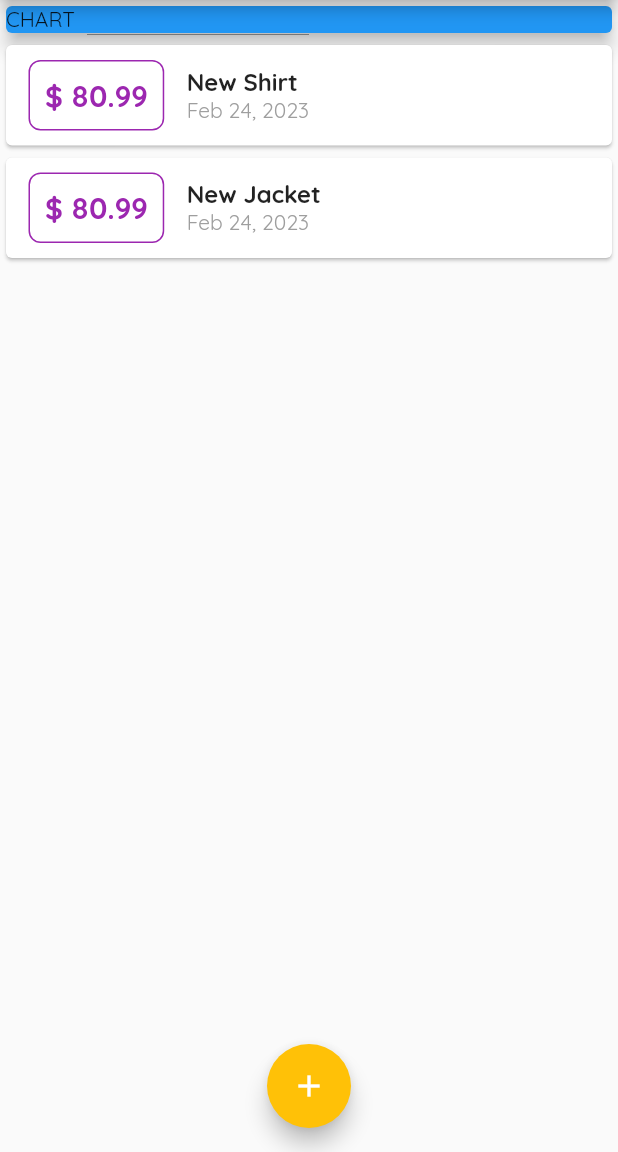
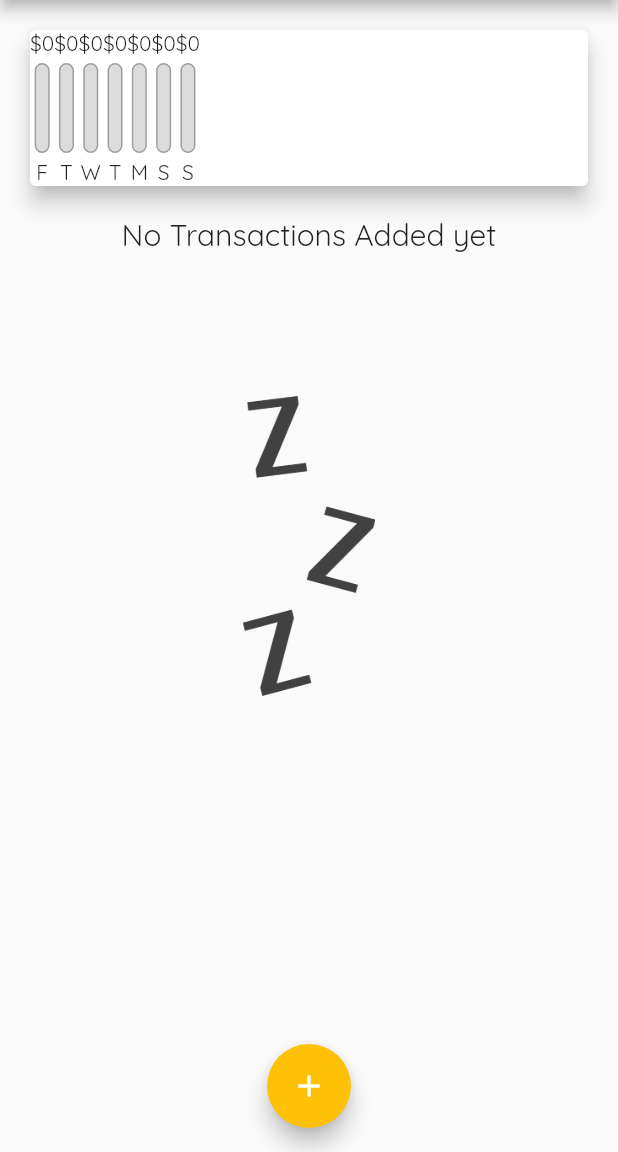
Before and after one commit to aritroo/expense_manager, a Flutter app: the screen it shows after launch, on a phone screen of 412 x 824 dp, the part 84-1236 px from its top. Run offline on Flutter 3.47's test engine with Material 2 defaults, Android fonts, the phone set to English and light mode, and no system bars.

Commit message:
added chart

```diff
--- a/lib/home.dart
+++ b/lib/home.dart
@@ -1,3 +1,4 @@
+import 'package:expense_manager/widgets/chart.dart';
 import 'package:expense_manager/widgets/new_transaction.dart';
 import './models/transaction.dart';
 import 'package:flutter/material.dart';
@@ -10,19 +11,29 @@ class MyHomePage extends StatefulWidget {
 
 class _MyHomePageState extends State<MyHomePage> {
   final List<Transaction> _userTransactions = [
-    Transaction(
-      id: 't1',
-      title: 'New Shirt',
-      amount: 80.99,
-      date: DateTime.now(),
-    ),
-    Transaction(
-      id: 't2',
-      title: 'New Jacket',
-      amount: 80.99,
-      date: DateTime.now(),
-    ),
+    // Transaction(
+    //   id: 't1',
+    //   title: 'New Shirt',
+    //   amount: 80.99,
+    //   date: DateTime.now(),
+    // ),
+    // Transaction(
+    //   id: 't2',
+    //   title: 'New Jacket',
+    //   amount: 80.99,
+    //   date: DateTime.now(),
+    // ),
   ];
+
+  List<Transaction> get _recentTransactions {
+    return _userTransactions.where((tx) {
+      return tx.date.isAfter(
+        DateTime.now().subtract(
+          Duration(days: 7),
+        ),
+      );
+    }).toList();
+  }
 
   void _addNewTransaction(String txTitle, double txAmount) {
     final newTx = Transaction(
@@ -68,14 +79,7 @@ class _MyHomePageState extends State<MyHomePage> {
           mainAxisAlignment: MainAxisAlignment.start,
           crossAxisAlignment: CrossAxisAlignment.stretch,
           children: [
-            Container(
-              width: double.infinity,
-              child: Card(
-                color: Colors.blue,
-                child: Text('CHART'),
-                elevation: 5,
-              ),
-            ),
+            Chart(_recentTransactions),
             TransactionList(_userTransactions),
           ],
         ),
--- /dev/null
+++ b/lib/widgets/chart.dart
@@ -0,0 +1,61 @@
+import 'package:expense_manager/widgets/chart_bar.dart';
+
+import '../models/transaction.dart';
+import 'package:flutter/material.dart';
+import 'package:intl/intl.dart';
+
+class Chart extends StatelessWidget {
+  final List<Transaction> recentTransactions;
+
+  Chart(this.recentTransactions);
+
+  List<Map<String, Object>> get groupedTransactionValues {
+    return List.generate(7, (index) {
+      final weekDay = DateTime.now().subtract(
+        Duration(days: index),
+      );
+      var totalSum = 0.0;
+
+      for (int i = 0; i < recentTransactions.length; i++) {
+        if (recentTransactions[i].date.day == weekDay.day &&
+            recentTransactions[i].date.month == weekDay.month &&
+            recentTransactions[i].date.year == weekDay.year) {
+          totalSum += recentTransactions[i].amount;
+        }
+      }
+
+      // print(DateFormat.E().format(weekDay));
+      // print(totalSum);
+
+      return {
+        'day': DateFormat.E().format(weekDay).substring(0, 1),
+        'amount': totalSum
+      };
+    });
+  }
+
+  double get totalSpending {
+    return groupedTransactionValues.fold(0.0, (sum, item) {
+      return sum + (item['amount'] as double);
+    });
+  }
+
+  @override
+  Widget build(BuildContext context) {
+    // print(groupedTransactionValues);
+    return Card(
+      elevation: 6,
+      margin: EdgeInsets.all(20),
+      child: Row(
+        children: groupedTransactionValues.map((data) {
+          return ChartBar(
+              (data['day'] as String),
+              (data['amount'] as double),
+              totalSpending == 0.0
+                  ? 0.0
+                  : (data['amount'] as double) / totalSpending);
+        }).toList(),
+      ),
+    );
+  }
+}
--- /dev/null
+++ b/lib/widgets/chart_bar.dart
@@ -0,0 +1,49 @@
+import 'package:flutter/material.dart';
+
+class ChartBar extends StatelessWidget {
+  final String label;
+  final double spendingAmount;
+  final double spendingPctOfTotal;
+
+  ChartBar(this.label, this.spendingAmount, this.spendingPctOfTotal);
+
+  @override
+  Widget build(BuildContext context) {
+    return Column(
+      children: [
+        Text('\$${spendingAmount.toStringAsFixed(0)}'),
+        SizedBox(
+          height: 4,
+        ),
+        Container(
+          height: 60,
+          width: 10,
+          child: Stack(
+            children: [
+              Container(
+                decoration: BoxDecoration(
+                  border: Border.all(color: Colors.grey, width: 1.0),
+                  color: Color.fromRGBO(220, 220, 220, 1),
+                  borderRadius: BorderRadius.circular(10),
+                ),
+              ),
+              FractionallySizedBox(
+                heightFactor: spendingPctOfTotal,
+                child: Container(
+                  decoration: BoxDecoration(
+                    color: Theme.of(context).colorScheme.primary,
+                    borderRadius: BorderRadius.circular(10),
+                  ),
+                ),
+              ),
+            ],
+          ),
+        ),
+        SizedBox(
+          height: 4,
+        ),
+        Text(label),
+      ],
+    );
+  }
+}
--- a/lib/widgets/transaction_list.dart
+++ b/lib/widgets/transaction_list.dart
@@ -9,7 +9,23 @@ class TransactionList extends StatelessWidget {
   Widget build(BuildContext context) {
     return Container(
       height: 470,
-      child: ListView.builder(
+      child: transactions.isEmpty
+          ? Column(
+              children: [
+                Text('No Transactions Added yet',
+                    style: Theme.of(context).textTheme.titleLarge),
+                SizedBox(
+                  height: 95,
+                ),
+                Container(
+                    height: 200,
+                    child: Image.asset(
+                      'assets/Images/waiting.png',
+                      fit: BoxFit.cover,
+                    )),
+              ],
+            )
+          : ListView.builder(
               itemBuilder: (ctx, index) {
                 return Card(
                   child: Row(
--- a/pubspec.yaml
+++ b/pubspec.yaml
@@ -60,9 +60,8 @@ flutter:
   uses-material-design: true
 
   # To add assets to your application, add an assets section, like this:
-  # assets:
-  #   - images/a_dot_burr.jpeg
-  #   - images/a_dot_ham.jpeg
+  assets:
+    - assets/Images/waiting.png
 
   # An image asset can refer to one or more resolution-specific "variants", see
   # https://flutter.dev/assets-and-images/#resolution-aware
```
Lines whose indentation alone changed are shown as unchanged.
